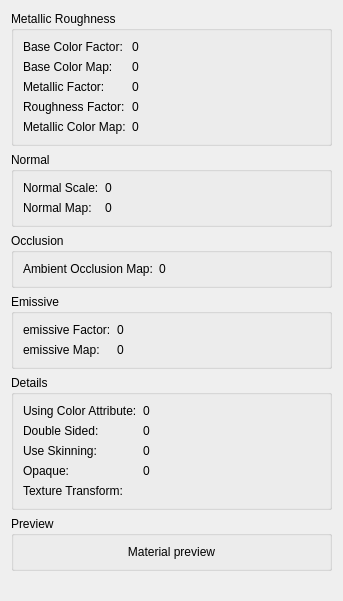
This is tools/gltfEditor/materialwidget.ui in KDAB/kuesa as Qt 5 draws it before an edit. The edited form follows.
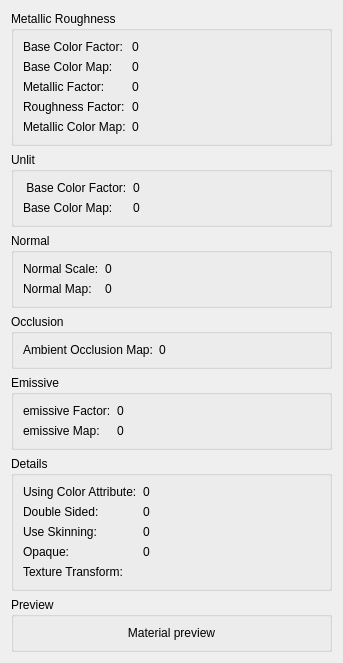
This is the edited form. Custom widgets are drawn as their Qt base class.

Commit message: gltfEditor: preview UnlitMaterial

```diff
--- a/tools/gltfEditor/materialwidget.ui
+++ b/tools/gltfEditor/materialwidget.ui
@@ -7,13 +7,13 @@
     <x>0</x>
     <y>0</y>
     <width>343</width>
-    <height>601</height>
+    <height>647</height>
    </rect>
   </property>
   <property name="windowTitle">
    <string>Form</string>
   </property>
-  <layout class="QVBoxLayout" name="verticalLayout" stretch="0,0,0,0,0,0,0">
+  <layout class="QVBoxLayout" name="verticalLayout" stretch="0,0,0,0,0,0,0,0">
    <item>
     <widget class="QGroupBox" name="metallicRoughnessGroupBox">
      <property name="title">
@@ -93,6 +93,43 @@
      </layout>
     </widget>
    </item>
+   <item>
+    <widget class="QGroupBox" name="unlitGroupBox">
+     <property name="title">
+      <string>Unlit</string>
+     </property>
+     <layout class="QFormLayout" name="formLayout_2">
+      <item row="0" column="0">
+       <widget class="QLabel" name="label">
+        <property name="text">
+         <string> Base Color Factor:</string>
+        </property>
+       </widget>
+      </item>
+      <item row="0" column="1">
+       <widget class="ColorLabel" name="unlitBaseColorFactorValue">
+        <property name="text">
+         <string>0</string>
+        </property>
+       </widget>
+      </item>
+      <item row="1" column="1">
+       <widget class="QLabel" name="unlitBaseColorMapValue">
+        <property name="text">
+         <string>0</string>
+        </property>
+       </widget>
+      </item>
+      <item row="1" column="0">
+       <widget class="QLabel" name="unlitBaseColorMapLabel">
+        <property name="text">
+         <string>Base Color Map: </string>
+        </property>
+       </widget>
+      </item>
+     </layout>
+    </widget>
+   </item>
    <item>
     <widget class="QGroupBox" name="normalGroupBox">
      <property name="title">
```
The commit also changes 4 other files.
